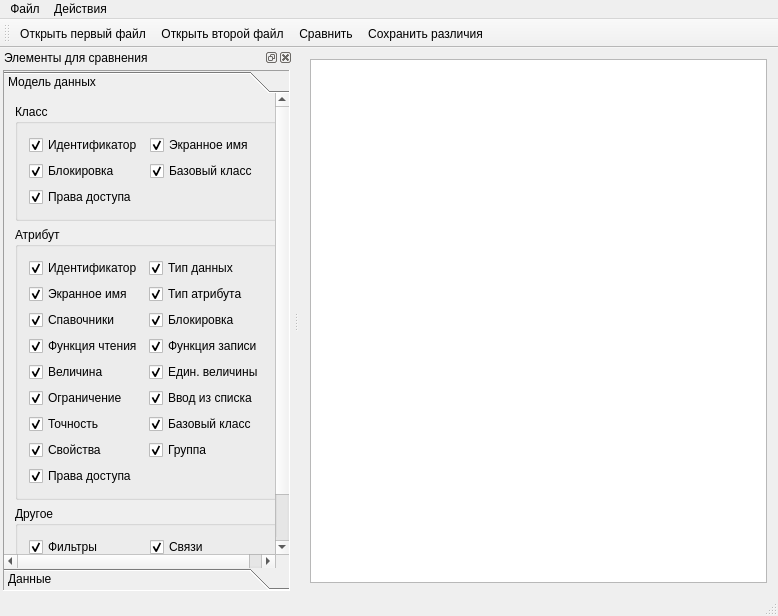
Old version of the form mainwindow.ui in the repository rdnvndr/structuresdifference.
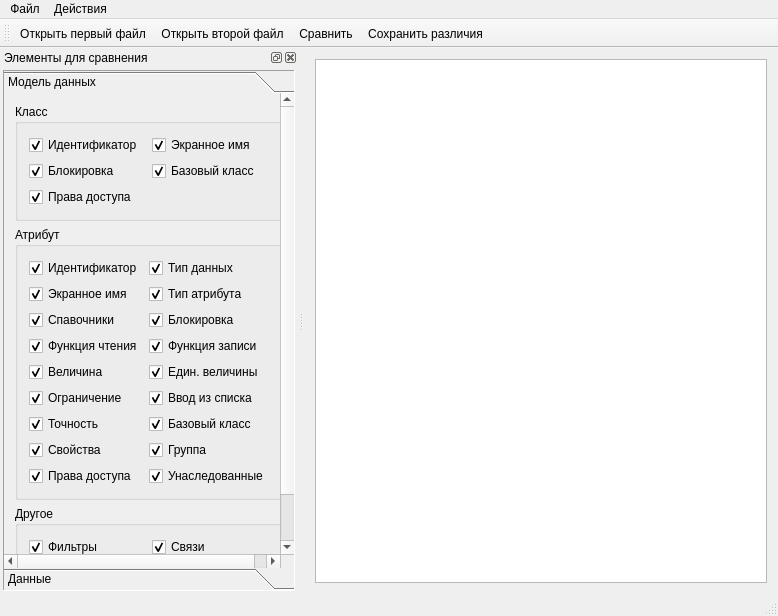
New version of the form. Icons and pictures are not drawn.

```diff
--- a/mainwindow.ui
+++ b/mainwindow.ui
@@ -103,8 +103,8 @@
        </property>
        <property name="minimumSize">
         <size>
-         <width>270</width>
-         <height>490</height>
+         <width>280</width>
+         <height>500</height>
         </size>
        </property>
        <property name="frameShape">
@@ -127,7 +127,7 @@
          <rect>
           <x>0</x>
           <y>0</y>
-          <width>268</width>
+          <width>278</width>
           <height>476</height>
          </rect>
         </property>
@@ -370,6 +370,16 @@
               </property>
              </widget>
             </item>
+            <item row="12" column="1">
+             <widget class="QCheckBox" name="attrInheritedcheckBox">
+              <property name="text">
+               <string>Унаследованные</string>
+              </property>
+              <property name="checked">
+               <bool>true</bool>
+              </property>
+             </widget>
+            </item>
            </layout>
           </widget>
          </item>
```
Left out of the diff: 2 changed lines with no effect on the pictures.
